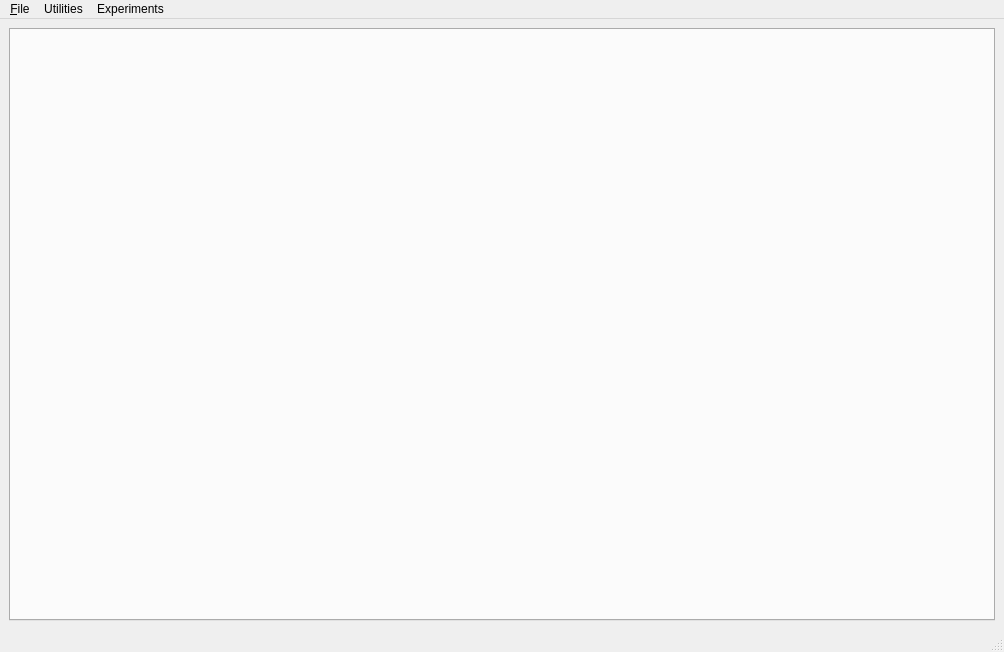
The window that templates/baseui.ui (axopy/axopy) describes before a commit, drawn with Qt 5.
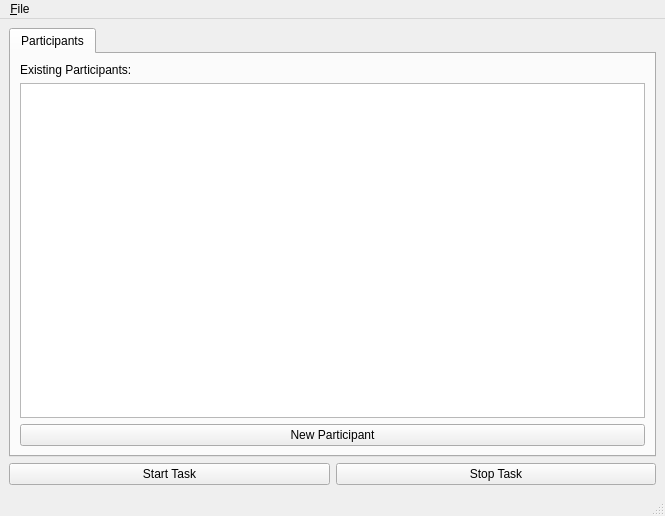
The same window after the commit. Icons and pictures are not drawn.

Commit message: Filling in base UI functionality.

What changed in the file:
```diff
--- a/templates/baseui.ui
+++ b/templates/baseui.ui
@@ -9,8 +9,8 @@
    <rect>
     <x>0</x>
     <y>0</y>
-    <width>1004</width>
-    <height>652</height>
+    <width>665</width>
+    <height>516</height>
    </rect>
   </property>
   <property name="windowTitle">
@@ -19,6 +19,12 @@
   <property name="styleSheet">
    <string notr="true"/>
   </property>
+  <property name="toolButtonStyle">
+   <enum>Qt::ToolButtonTextUnderIcon</enum>
+  </property>
+  <property name="documentMode">
+   <bool>false</bool>
+  </property>
   <property name="unifiedTitleAndToolBarOnMac">
    <bool>false</bool>
   </property>
@@ -44,8 +50,75 @@
       <property name="movable">
        <bool>true</bool>
       </property>
+      <widget class="QWidget" name="participantTab">
+       <attribute name="title">
+        <string>Participants</string>
+       </attribute>
+       <layout class="QGridLayout" name="gridLayout_2">
+        <item row="0" column="0">
+         <widget class="QLabel" name="label">
+          <property name="text">
+           <string>Existing Participants:</string>
+          </property>
+         </widget>
+        </item>
+        <item row="1" column="0">
+         <widget class="QListWidget" name="listWidget">
+          <property name="editTriggers">
+           <set>QAbstractItemView::NoEditTriggers</set>
+          </property>
+          <property name="showDropIndicator" stdset="0">
+           <bool>false</bool>
+          </property>
+          <property name="alternatingRowColors">
+           <bool>true</bool>
+          </property>
+          <property name="viewMode">
+           <enum>QListView::ListMode</enum>
+          </property>
+          <property name="uniformItemSizes">
+           <bool>false</bool>
+          </property>
+          <property name="sortingEnabled">
+           <bool>true</bool>
+          </property>
+         </widget>
+        </item>
+        <item row="2" column="0">
+         <widget class="QPushButton" name="newParticipantButton">
+          <property name="sizePolicy">
+           <sizepolicy hsizetype="Minimum" vsizetype="Maximum">
+            <horstretch>0</horstretch>
+            <verstretch>0</verstretch>
+           </sizepolicy>
+          </property>
+          <property name="text">
+           <string>New Participant</string>
+          </property>
+         </widget>
+        </item>
+       </layout>
+      </widget>
      </widget>
     </item>
+    <item row="1" column="0">
+     <layout class="QHBoxLayout" name="horizontalLayout">
+      <item>
+       <widget class="QPushButton" name="startTaskButton">
+        <property name="text">
+         <string>Start Task</string>
+        </property>
+       </widget>
+      </item>
+      <item>
+       <widget class="QPushButton" name="stopTaskButton">
+        <property name="text">
+         <string>Stop Task</string>
+        </property>
+       </widget>
+      </item>
+     </layout>
+    </item>
    </layout>
   </widget>
   <widget class="QMenuBar" name="menubar">
@@ -53,7 +126,7 @@
     <rect>
      <x>0</x>
      <y>0</y>
-     <width>1004</width>
+     <width>665</width>
      <height>19</height>
     </rect>
    </property>
@@ -71,19 +144,7 @@
     <addaction name="separator"/>
     <addaction name="actionQuit"/>
    </widget>
-   <widget class="QMenu" name="menuUtilities">
-    <property name="title">
-     <string>Utilities</string>
-    </property>
-   </widget>
-   <widget class="QMenu" name="menuExperiments">
-    <property name="title">
-     <string>Experiments</string>
-    </property>
-   </widget>
    <addaction name="menuFile"/>
-   <addaction name="menuUtilities"/>
-   <addaction name="menuExperiments"/>
   </widget>
   <widget class="QStatusBar" name="statusbar"/>
   <action name="actionQuit">
```
Left out of the diff: 24 changed lines with no effect on the pictures. The commit also changes 5 other files.
